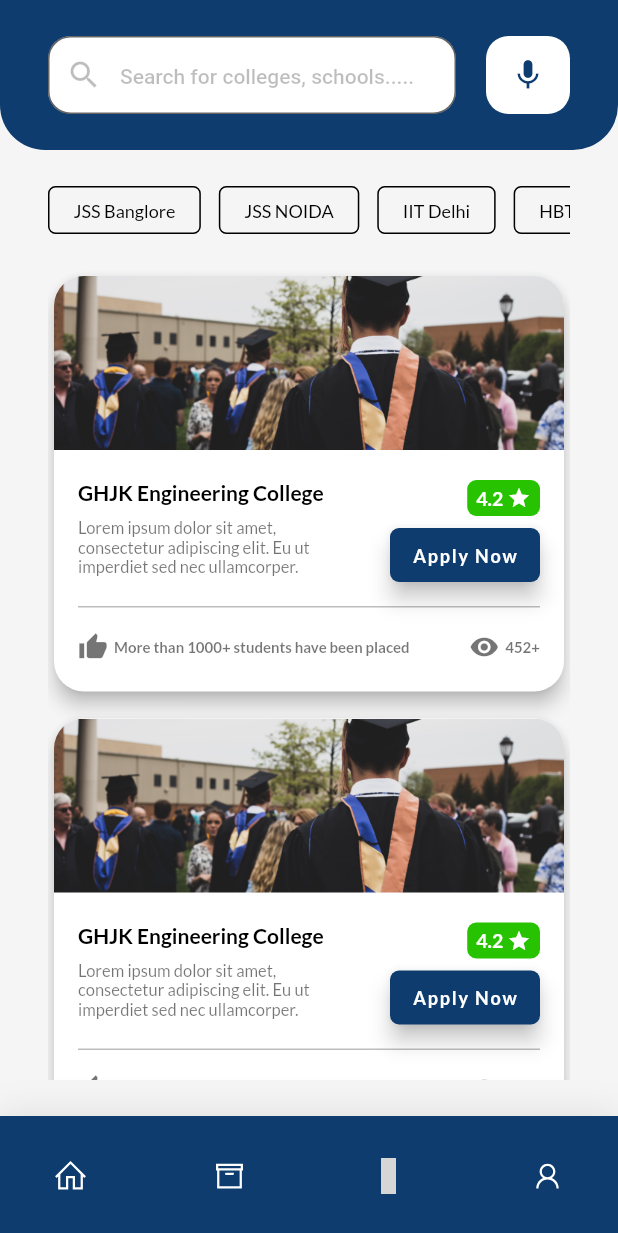
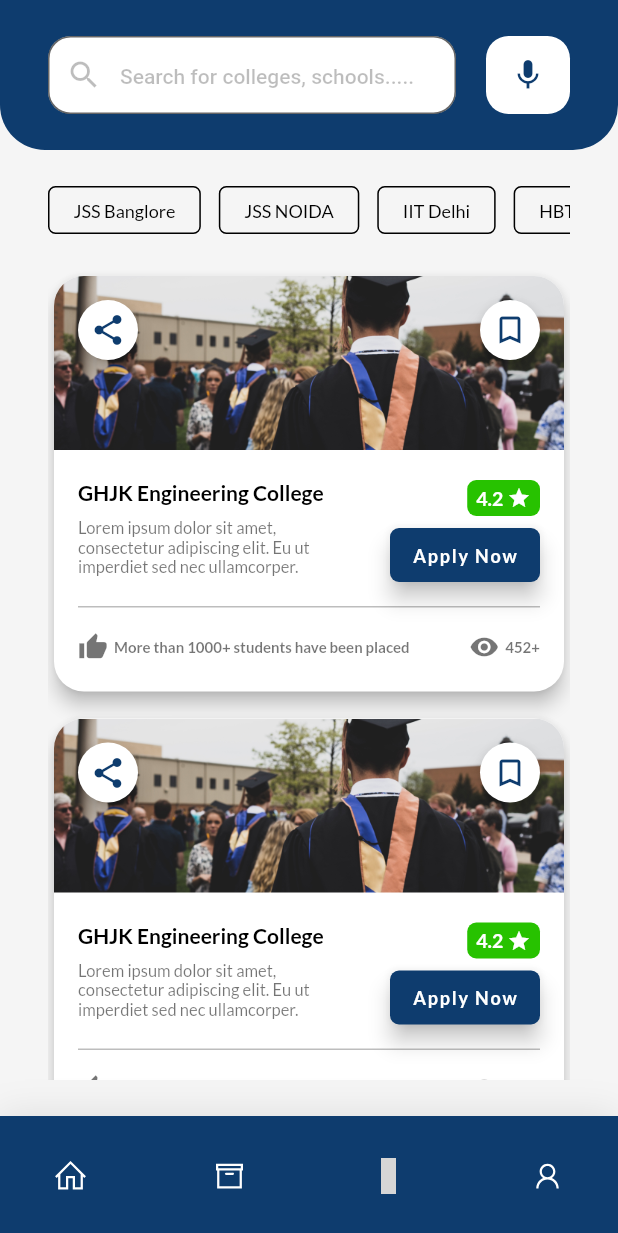
Before and after one commit to azazelyash/college-brochure-app-assignment, a Flutter app: the CollegeListScreen screen opened directly, on a phone screen of 412 x 824 dp. Shown: the top 1233 px of the screen. Run offline on Flutter 3.47's test engine with Material 2 defaults, Android fonts, the phone set to English and light mode, and no system bars; drawn by our look-alikes of google_nav_bar; our stand-ins replace google_fonts, line_icons; grey boxes are pictures that could not be loaded.

Commit message:
Added Share and Bookmark Button

```diff
--- a/lib/widgets/collegeListCardWidget.dart
+++ b/lib/widgets/collegeListCardWidget.dart
@@ -1,10 +1,28 @@
 import 'package:flutter/material.dart';
 import 'package:google_fonts/google_fonts.dart';
 
-class CollegeListCardWidget extends StatelessWidget {
-  const CollegeListCardWidget({
-    super.key,
-  });
+class CollegeListCardWidget extends StatefulWidget {
+  const CollegeListCardWidget({super.key});
+
+  @override
+  State<CollegeListCardWidget> createState() => _CollegeListCardWidgetState();
+}
+
+class _CollegeListCardWidgetState extends State<CollegeListCardWidget> {
+  bool _isPressed = false;
+  IconData bookmarkIcon = Icons.bookmark_outline;
+
+  void updateUI() {
+    if (_isPressed) {
+      setState(() {
+        bookmarkIcon = Icons.bookmark;
+      });
+    } else {
+      setState(() {
+        bookmarkIcon = Icons.bookmark_outline;
+      });
+    }
+  }
 
   @override
   Widget build(BuildContext context) {
@@ -225,6 +243,42 @@ class CollegeListCardWidget extends StatelessWidget {
                   )
                 ],
               ),
+
+              /* --------------------- Share Button & Bookmark Button --------------------- */
+
+              Padding(
+                padding: const EdgeInsets.only(
+                  left: 12,
+                  right: 12,
+                  top: 12,
+                ),
+                child: Row(
+                  mainAxisAlignment: MainAxisAlignment.spaceBetween,
+                  children: [
+                    FloatingActionButton.small(
+                      backgroundColor: Colors.white,
+                      onPressed: () {},
+                      child: const Icon(
+                        Icons.share,
+                        color: const Color(0xff0E3C6E),
+                      ),
+                    ),
+                    FloatingActionButton.small(
+                      backgroundColor: Colors.white,
+                      onPressed: () {
+                        setState(() {
+                          _isPressed ? _isPressed = false : _isPressed = true;
+                          updateUI();
+                        });
+                      },
+                      child: Icon(
+                        bookmarkIcon,
+                        color: const Color(0xff0E3C6E),
+                      ),
+                    ),
+                  ],
+                ),
+              ),
             ],
           ),
         ),
```
